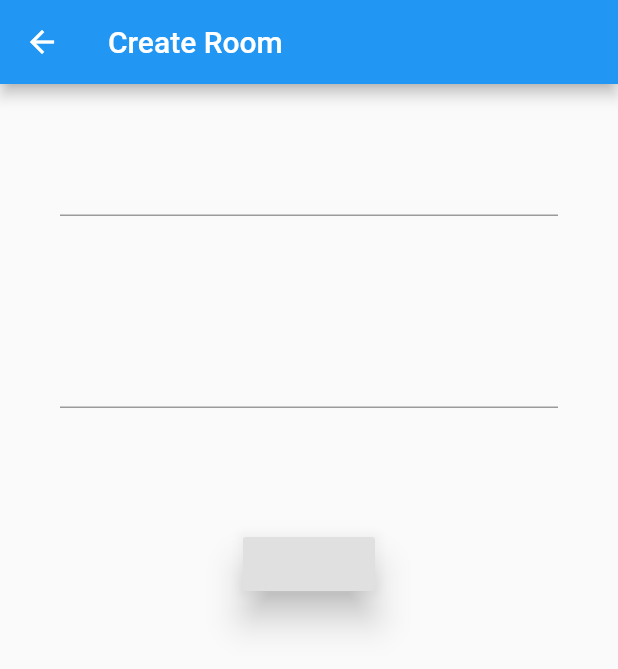
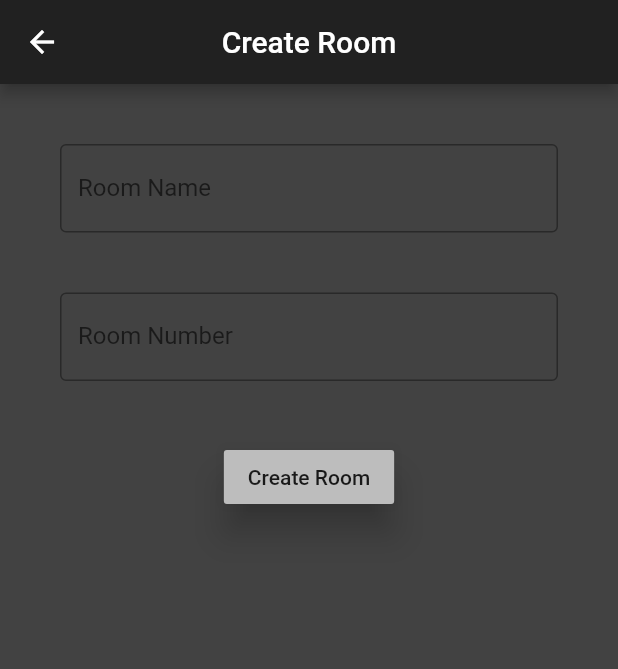
Before and after one commit to marter11/joska_chat, a Flutter app: the screen it shows after launch, after a tap on the "add" icon, on a phone screen of 412 x 824 dp. Shown: the top 669 px of the screen. Run offline on Flutter 3.47's test engine with Material 2 defaults, Android fonts, the phone set to English and light mode, and no system bars.

Commit message:
UI updates, code cleanup

```diff
--- /dev/null
+++ b/lib/home.dart
@@ -0,0 +1,45 @@
+import 'package:flutter/material.dart';
+// create 'Home' class
+class Home extends StatefulWidget
+{
+  @override
+  HomeState createState() => HomeState();
+}
+
+class HomeState extends State<Home>
+{
+  @override
+  Widget build(BuildContext context)
+  {
+    // main 'widget tree' of the homepage
+    return Scaffold
+    (
+      backgroundColor: Colors.grey[800],
+      appBar: AppBar
+      (
+        // app bar, so we know what app are we using (and so it doesn't look like dogshit)
+        title: Text("Joska Chat"),
+        centerTitle: true,
+        backgroundColor: Colors.grey[900],
+      ),
+      body: Center
+      (
+        // this is just temporary, so that it doesn't look like total dogshit
+        child: Text("No chats yet"),
+      ),
+      floatingActionButton: FloatingActionButton
+      (
+        // button for creating new room, I don't really think, this will be final
+        onPressed: ()
+        {
+          setState(()
+          {
+            Navigator.pushNamed(context, '/new_room');
+          });
+        },
+        child: Icon(Icons.add),
+        backgroundColor: Colors.red,
+      ),
+    );
+  }
+}
--- a/lib/main.dart
+++ b/lib/main.dart
@@ -1,78 +1,17 @@
 import 'package:flutter/material.dart';
 import 'newRoom.dart';
 import 'network.dart';
+import 'home.dart';
 
 void main()
 {
-  runApp(MyApp());
+  // main function much simpler
+  runApp(MaterialApp
+  (
+    routes:
+    {
+      '/': (context) => Home(), // default route
+      '/new_room': (context) => NewRoom(), // route called on pressing button to create new room
+    },
+  ));
 }
-
-class MyApp extends StatelessWidget {
-  @override
-  Widget build(BuildContext context) {
-    return MaterialApp(
-      title: 'Joska Chat',
-      theme: ThemeData(
-        primarySwatch: Colors.blue,
-        visualDensity: VisualDensity.adaptivePlatformDensity,
-      ),
-      home: MyHomePage(title: 'Flutter Demo Home Page'),
-    );
-  }
-}
-
-class MyHomePage extends StatefulWidget {
-  MyHomePage({Key key, this.title}) : super(key: key);
-  final String title;
-
-  @override
-  _MyHomePageState createState() => _MyHomePageState();
-}
-
-class _MyHomePageState extends State<MyHomePage>
-{
-  int count = 0;
-  String input = "";
-
-  void _incrementCounter()
-  {
-    count ++;
-    setState(() {
-      input = receiveMessage(count);
-    });
-  }
-
-  @override
-  Widget build(BuildContext context) {
-    return Scaffold(
-      appBar: AppBar(
-        title: Text(widget.title),
-      ),
-      body: Center(
-        child: Column(
-          mainAxisAlignment: MainAxisAlignment.center,
-          children: <Widget>[
-            Text(
-              '$input',
-            ),
-          ],
-        ),
-      ),
-      floatingActionButton: FloatingActionButton(
-        onPressed: ()
-        {
-          setState(()
-          {
-            // Navigator.pushNamed(context, '/new_room');
-            Navigator.push(
-              context,
-              MaterialPageRoute(builder: (context) => RoomPicker()),
-            );
-          });
-        },
-        tooltip: 'Increment',
-        child: Icon(Icons.add),
-      ),
-    );
-  }
-}
--- a/lib/network.dart
+++ b/lib/network.dart
@@ -4,7 +4,7 @@ import 'dart:typed_data';
 import 'dart:isolate';
 
 String okxd = "xd";
-String SERVER_ADDRESS = "127.0.0.1";
+String SERVER_ADDRESS = "192.168.0.106";
 int SERVER_PORT = 4567;
 
 String receiveMessage(int count)
@@ -38,7 +38,7 @@ int sendData(String data, dynamic ip_addr, int port)
 void createRoom(String name, String number)
 {
   print('Searching for room named "$name" with number "$number"');
-  sendData(name, SERVER_ADDRESS, SERVER_PORT);
+  sendData("register:" + name, SERVER_ADDRESS, SERVER_PORT);
 }
 
 // Runs on different thread from the rest of the code
--- a/lib/newRoom.dart
+++ b/lib/newRoom.dart
@@ -1,13 +1,13 @@
 import 'package:flutter/material.dart';
 import 'network.dart';
 
-class RoomPicker extends StatefulWidget
+class NewRoom extends StatefulWidget
 {
   @override
-  _RoomPicker createState() => _RoomPicker();
+  NewRoomState createState() => NewRoomState();
 }
 
-class _RoomPicker extends State<RoomPicker>
+class NewRoomState extends State<NewRoom>
 {
   final nameController = TextEditingController();
   final numberController = TextEditingController();
@@ -20,24 +20,39 @@ class _RoomPicker extends State<RoomPicker>
   @override
   Widget build(BuildContext context)
   {
+    // main 'widget tree' of the room creation page
     return Scaffold
     (
+      backgroundColor: Colors.grey[800],
       appBar: AppBar
       (
+        // app bar, so we know where we are (and so it doesn't look like dogshit)
         title: Text("Create Room"),
+        centerTitle: true,
+        backgroundColor: Colors.grey[900],
       ),
       body: Column
       (
+        // necessary, so that we can put widgets under eachother
         children: <Widget>
         [
           Container
           (
+            // text field for room name with some padding
             padding: EdgeInsets.symmetric(horizontal: 40, vertical: 40),
             child: TextField
             (
+              textCapitalization: TextCapitalization.words,
               controller: nameController,
+              decoration: InputDecoration
+              (
+                // minimalistic design so it doesn't look like dogshit
+                border: OutlineInputBorder(),
+                labelText: "Room Name"
+              ),
               onChanged: (String value)
               {
+                // ok1 boolean in order to know if the field contains something
                 if(value != "")
                 {
                   ok1 = true;
@@ -49,14 +64,22 @@ class _RoomPicker extends State<RoomPicker>
           ),
           Container
           (
-            padding: EdgeInsets.symmetric(horizontal: 40, vertical: 40),
+            // text field for room number, if those will exist
+            padding: EdgeInsets.symmetric(horizontal: 40, vertical: 0),
             child: TextField
             (
               keyboardType: TextInputType.number,
+              decoration: InputDecoration
+              (
+                // design
+                border: OutlineInputBorder(),
+                labelText: "Room Number"
+              ),
               controller: numberController,
 
               onChanged: (String value)
               {
+                // ok2 boolean in order to know if the field contains something
                 if(value != null)
                 {
                   ok2 = true;
@@ -68,15 +91,27 @@ class _RoomPicker extends State<RoomPicker>
           ),
           Container
           (
+            // button, for actually creating the room
             padding: EdgeInsets.symmetric(horizontal: 40, vertical: 40),
+            //flutter wants to use the new 'ElevatedButton', but this is much better
             child: RaisedButton
             (
               elevation: 10,
+              color: Colors.grey[400],
+              child: Text("Create Room"),
               onPressed: ()
               {
                 if(ok1 && ok2)
+                {
+                  // calls backend function for creating room
                   createRoom(name, number);
-              }
+                  // closes room creation page
+                  Navigator.pop(context);
+                }
+              },
+              // just for testing, couldn't get it working
+              disabledColor: Colors.red,
+              disabledElevation: 1,
             )
           ),
         ],
```
Also changed, not shown: 2 other files.
